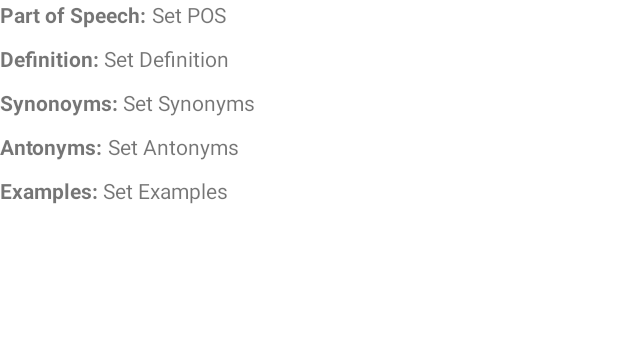
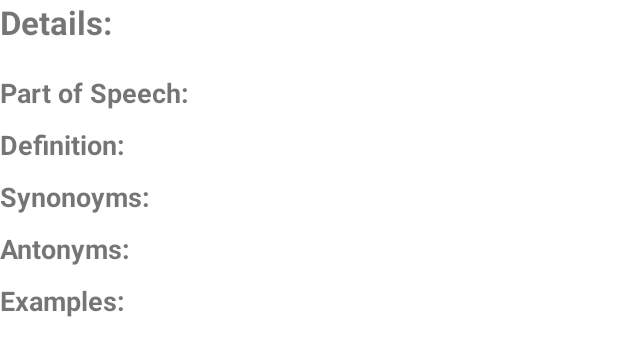
Before and after one commit to atifquamar07/Dictionary-Android-Application, an Android app: the layout fragment_detail.xml on its own in the app's theme, with its tools: preview values and no code run, on a phone screen of 412 x 824 dp. Shown: the top 356 px of the screen. Run offline under Robolectric (Android 15) with nearby library versions, the phone set to English and light mode, and no system bars; network calls fail.

Commit message:
done completely

```diff
--- a/app/src/main/AndroidManifest.xml
+++ b/app/src/main/AndroidManifest.xml
@@ -14,6 +14,9 @@
         android:theme="@style/Theme.Dictionary"
         tools:targetApi="31">
         <activity
+            android:name=".DetailActivity"
+            android:exported="false" />
+        <activity
             android:name=".Result"
             android:exported="false" />
         <activity
--- a/app/src/main/res/layout/fragment_detail.xml
+++ b/app/src/main/res/layout/fragment_detail.xml
@@ -1,13 +1,25 @@
 <?xml version="1.0" encoding="utf-8"?>
 <RelativeLayout xmlns:android="http://schemas.android.com/apk/res/android"
     xmlns:tools="http://schemas.android.com/tools"
+    android:id="@+id/id_detail_fragment"
     android:layout_width="match_parent"
     android:layout_height="match_parent"
     tools:context=".fragments.DetailFragment">
 
     <TextView
+        android:id="@+id/description_detail"
+        android:textSize="22sp"
+        android:textStyle="bold"
+        android:layout_marginBottom="20dp"
+        android:layout_width="match_parent"
+        android:layout_height="wrap_content"
+        android:text="Details:"/>
+
+    <TextView
         android:id="@+id/heading_pos"
+        android:layout_below="@+id/description_detail"
         android:layout_width="wrap_content"
+        android:textSize="18sp"
         android:layout_height="wrap_content"
         android:text="Part of Speech: "
         android:textStyle="bold"/>
@@ -15,12 +27,15 @@
     <TextView
         android:id="@+id/pos"
         android:layout_width="wrap_content"
+        android:layout_below="@+id/description_detail"
+        android:textSize="18sp"
         android:layout_height="wrap_content"
         android:layout_toEndOf="@+id/heading_pos"
-        android:text="Set POS " />
+        android:text="" />
 
     <TextView
         android:id="@+id/heading_definition"
+        android:textSize="18sp"
         android:layout_width="wrap_content"
         android:layout_marginTop="10dp"
         android:layout_below="@+id/pos"
@@ -33,14 +48,16 @@
         android:layout_width="wrap_content"
         android:layout_height="wrap_content"
         android:layout_marginTop="10dp"
+        android:textSize="18sp"
         android:layout_below="@+id/pos"
         android:layout_toEndOf="@+id/heading_definition"
-        android:text="Set Definition " />
+        android:text="" />
 
     <TextView
         android:id="@+id/heading_synonym"
         android:layout_width="wrap_content"
         android:layout_marginTop="10dp"
+        android:textSize="18sp"
         android:layout_below="@+id/heading_definition"
         android:layout_height="wrap_content"
         android:text="Synonoyms: "
@@ -50,16 +67,18 @@
         android:id="@+id/synonym"
         android:layout_width="wrap_content"
         android:layout_height="wrap_content"
+        android:textSize="18sp"
         android:layout_marginTop="10dp"
         android:layout_below="@+id/definition"
         android:layout_toEndOf="@+id/heading_synonym"
-        android:text="Set Synonyms " />
+        android:text="" />
 
 
     <TextView
         android:id="@+id/heading_antonym"
         android:layout_width="wrap_content"
         android:layout_marginTop="10dp"
+        android:textSize="18sp"
         android:layout_below="@+id/synonym"
         android:layout_height="wrap_content"
         android:text="Antonyms: "
@@ -69,14 +88,16 @@
         android:id="@+id/antonym"
         android:layout_width="wrap_content"
         android:layout_height="wrap_content"
+        android:textSize="18sp"
         android:layout_marginTop="10dp"
         android:layout_below="@+id/synonym"
         android:layout_toEndOf="@+id/heading_antonym"
-        android:text="Set Antonyms " />
+        android:text="" />
 
 
     <TextView
         android:id="@+id/heading_examples"
+        android:textSize="18sp"
         android:layout_width="wrap_content"
         android:layout_marginTop="10dp"
         android:layout_below="@+id/heading_antonym"
@@ -87,11 +108,12 @@
     <TextView
         android:id="@+id/examples"
         android:layout_width="wrap_content"
+        android:textSize="18sp"
         android:layout_height="wrap_content"
         android:layout_marginTop="10dp"
         android:layout_below="@+id/antonym"
         android:layout_toEndOf="@+id/heading_examples"
-        android:text="Set Examples " />
+        android:text="" />
 
 
 
```
Also changed, not shown: app/src/main/java/com/example/dictionary/DetailActivity.kt (added, +44 -0 lines), app/src/main/java/com/example/dictionary/fragments/DetailFragment.kt (+61 -12 lines), app/src/main/java/com/example/dictionary/fragments/RecyclerViewFragment.kt (+6 -8 lines), app/src/main/res/layout/activity_detail.xml (added, +21 -0 lines), app/src/main/res/layout/activity_result.xml (+1 -10 lines), app/src/main/res/layout/fragment_recycler_view.xml (+9 -9 lines).
